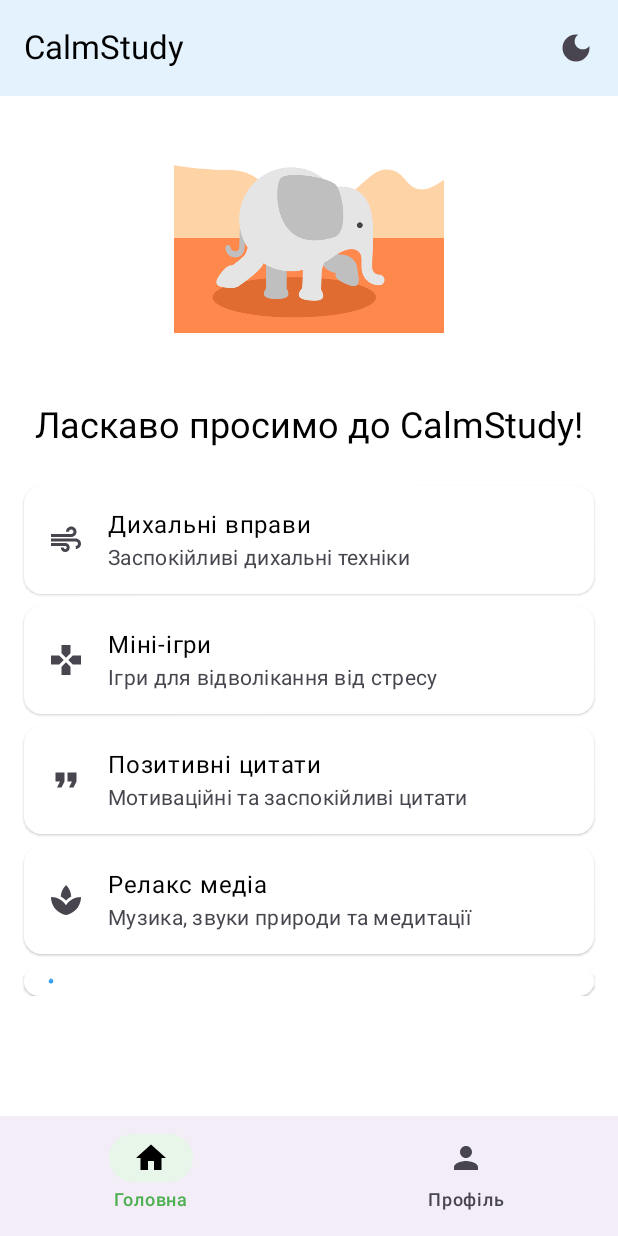
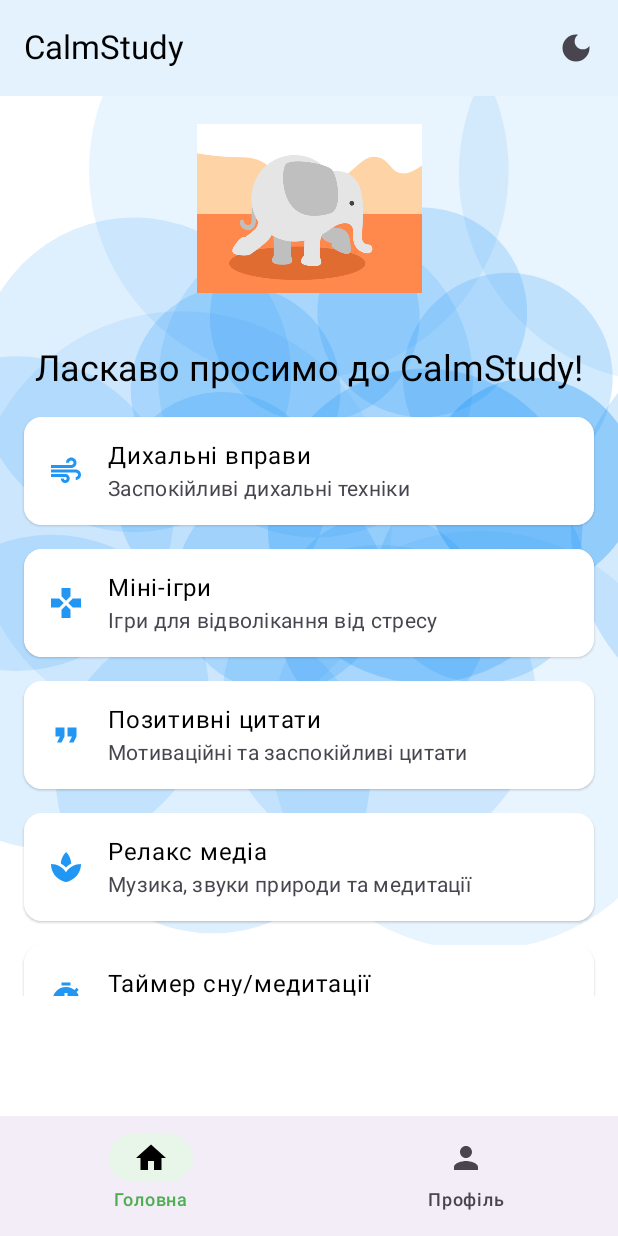
Before and after one commit to Browti/CalmStudy, an Android app built with Jetpack Compose: the screen it shows after launch (MainActivity), on a phone screen of 412 x 824 dp. Run offline under Robolectric (Android 15) with nearby library versions, the phone set to English and light mode, and no system bars; libraries missing offline, so code that uses them is left out: coil.decode; 1 statement that could not run was skipped.

Commit message:
animated background

```diff
--- /dev/null
+++ b/app/src/main/java/com/example/calmstudy/ui/components/AnimatedBackground.kt
@@ -0,0 +1,104 @@
+package coe.example.calmstudy.ui.components
+
+import androidx.compose.animation.core.*
+import androidx.compose.foundation.Canvas
+import androidx.compose.foundation.layout.fillMaxSize
+import androidx.compose.runtime.Composable
+import androidx.compose.runtime.getValue
+import androidx.compose.ui.Modifier
+import androidx.compose.ui.geometry.Offset
+import androidx.compose.ui.graphics.Color
+import androidx.compose.ui.graphics.drawscope.rotate
+import androidx.compose.ui.graphics.drawscope.translate
+import kotlin.math.cos
+import kotlin.math.sin
+
+@Composable
+fun AnimatedBackground(
+    modifier: Modifier = Modifier,
+    primaryColor: Color = Color(0xFFF8F0FF), // світло-фіолетовий
+    secondaryColor: Color = Color(0xFF9575CD) // лавандовий
+) {
+    val infiniteTransition = rememberInfiniteTransition()
+
+    val rotation by infiniteTransition.animateFloat(
+        initialValue = 0f,
+        targetValue = 360f,
+        animationSpec = infiniteRepeatable(
+            animation = tween(90000, easing = LinearEasing) // Дуже повільне обертання
+        )
+    )
+
+    val scale by infiniteTransition.animateFloat(
+        initialValue = 0.95f,
+        targetValue = 1.05f,
+        animationSpec = infiniteRepeatable(
+            animation = tween(8000, easing = FastOutSlowInEasing),
+            repeatMode = RepeatMode.Reverse
+        )
+    )
+
+    Canvas(modifier = modifier.fillMaxSize()) {
+        val width = size.width
+        val height = size.height
+        val centerX = width / 2
+        val centerY = height / 2
+
+        // Малюємо градієнтний фон
+        drawRect(
+            color = primaryColor,
+            size = size
+        )
+
+        // Малюємо декілька шарів анімованих елементів
+        translate(centerX, centerY) {
+            // Перший шар - великі кола
+            rotate(rotation * 0.5f) { // Повільніше обертання
+                for (i in 0..5) {
+                    val angle = i * 72f
+                    val radius = 300f * scale
+                    val x = radius * cos(Math.toRadians(angle.toDouble())).toFloat()
+                    val y = radius * sin(Math.toRadians(angle.toDouble())).toFloat()
+
+                    drawCircle(
+                        color = secondaryColor.copy(alpha = 0.1f),
+                        radius = 200f * scale,
+                        center = Offset(x, y)
+                    )
+                }
+            }
+
+            // Другий шар - менші кола
+            rotate(-rotation * 0.3f) { // Обертання в протилежному напрямку
+                for (i in 0..7) {
+                    val angle = i * 51.4f
+                    val radius = 200f * scale
+                    val x = radius * cos(Math.toRadians(angle.toDouble())).toFloat()
+                    val y = radius * sin(Math.toRadians(angle.toDouble())).toFloat()
+
+                    drawCircle(
+                        color = secondaryColor.copy(alpha = 0.15f),
+                        radius = 150f * scale,
+                        center = Offset(x, y)
+                    )
+                }
+            }
+
+            // Третій шар - найменші кола
+            rotate(rotation * 0.2f) { // Ще повільніше обертання
+                for (i in 0..9) {
+                    val angle = i * 40f
+                    val radius = 150f * scale
+                    val x = radius * cos(Math.toRadians(angle.toDouble())).toFloat()
+                    val y = radius * sin(Math.toRadians(angle.toDouble())).toFloat()
+
+                    drawCircle(
+                        color = secondaryColor.copy(alpha = 0.2f),
+                        radius = 100f * scale,
+                        center = Offset(x, y)
+                    )
+                }
+            }
+        }
+    }
+}
--- a/app/src/main/java/com/example/calmstudy/ui/screens/HomeScreen.kt
+++ b/app/src/main/java/com/example/calmstudy/ui/screens/HomeScreen.kt
@@ -2,6 +2,8 @@ package com.example.calmstudy.ui.screens
 
 import androidx.compose.foundation.layout.*
 import androidx.compose.foundation.clickable
+import androidx.compose.foundation.rememberScrollState
+import androidx.compose.foundation.verticalScroll
 import androidx.compose.material.icons.Icons
 import androidx.compose.material.icons.filled.*
 import androidx.compose.material3.*
@@ -21,6 +23,7 @@ import coil.request.ImageRequest
 import coil.size.Size
 import com.example.calmstudy.R
 import com.example.calmstudy.ui.theme.ThemeViewModel
+import coe.example.calmstudy.ui.components.AnimatedBackground
 
 @OptIn(ExperimentalMaterial3Api::class)
 @Composable
@@ -37,8 +40,19 @@ fun HomeScreen(
 
     val isDarkMode by themeViewModel.isDarkMode.collectAsState()
 
-    Scaffold(
-        topBar = {
+    Box(modifier = Modifier.fillMaxSize()) {
+        // Анімований фон першим, щоб був позаду
+        AnimatedBackground(
+            modifier = Modifier.fillMaxSize(),
+            primaryColor = MaterialTheme.colorScheme.background,
+            secondaryColor = MaterialTheme.colorScheme.primary.copy(alpha = 0.1f)
+        )
+
+        // Основний контент поверх фону
+        Column(
+            modifier = Modifier.fillMaxSize()
+        ) {
+            // TopAppBar
             TopAppBar(
                 title = { Text("CalmStudy") },
                 colors = TopAppBarDefaults.topAppBarColors(
@@ -53,15 +67,15 @@ fun HomeScreen(
                     }
                 }
             )
-        }
-    ) { paddingValues ->
+
+            // Основний контент
             Column(
                 modifier = Modifier
                     .fillMaxSize()
-                .padding(paddingValues)
-                .padding(horizontal = 16.dp),
+                    .padding(horizontal = 16.dp)
+                    .verticalScroll(rememberScrollState()),
                 horizontalAlignment = Alignment.CenterHorizontally,
-            verticalArrangement = Arrangement.spacedBy(8.dp)
+                verticalArrangement = Arrangement.spacedBy(16.dp)
             ) {
                 // GIF слона
                 AsyncImage(
@@ -71,10 +85,8 @@ fun HomeScreen(
                         .build(),
                     contentDescription = "Анімація слона",
                     imageLoader = imageLoader,
-                modifier = Modifier.size(180.dp)
+                    modifier = Modifier.size(150.dp)
                 )
-
-            Spacer(modifier = Modifier.height(8.dp))
 
                 Text(
                     text = "Ласкаво просимо до CalmStudy!",
@@ -82,8 +94,7 @@ fun HomeScreen(
                     textAlign = TextAlign.Center
                 )
 
-            Spacer(modifier = Modifier.height(8.dp))
-
+                // Картки з функціоналом
                 ElevatedCard(
                     onClick = { navController.navigate("breathing") },
                     modifier = Modifier.fillMaxWidth()
@@ -91,7 +102,13 @@ fun HomeScreen(
                     ListItem(
                         headlineContent = { Text("Дихальні вправи") },
                         supportingContent = { Text("Заспокійливі дихальні техніки") },
-                    leadingContent = { Icon(Icons.Default.Air, contentDescription = null) }
+                        leadingContent = {
+                            Icon(
+                                imageVector = Icons.Default.Air,
+                                contentDescription = null,
+                                tint = MaterialTheme.colorScheme.primary
+                            )
+                        }
                     )
                 }
 
@@ -102,7 +119,13 @@ fun HomeScreen(
                     ListItem(
                         headlineContent = { Text("Міні-ігри") },
                         supportingContent = { Text("Ігри для відволікання від стресу") },
-                    leadingContent = { Icon(Icons.Default.Games, contentDescription = null) }
+                        leadingContent = {
+                            Icon(
+                                imageVector = Icons.Default.Games,
+                                contentDescription = null,
+                                tint = MaterialTheme.colorScheme.primary
+                            )
+                        }
                     )
                 }
 
@@ -113,7 +136,13 @@ fun HomeScreen(
                     ListItem(
                         headlineContent = { Text("Позитивні цитати") },
                         supportingContent = { Text("Мотиваційні та заспокійливі цитати") },
-                    leadingContent = { Icon(Icons.Default.FormatQuote, contentDescription = null) }
+                        leadingContent = {
+                            Icon(
+                                imageVector = Icons.Default.FormatQuote,
+                                contentDescription = null,
+                                tint = MaterialTheme.colorScheme.primary
+                            )
+                        }
                     )
                 }
 
@@ -124,7 +153,13 @@ fun HomeScreen(
                     ListItem(
                         headlineContent = { Text("Релакс медіа") },
                         supportingContent = { Text("Музика, звуки природи та медитації") },
-                    leadingContent = { Icon(Icons.Default.Spa, contentDescription = null) }
+                        leadingContent = {
+                            Icon(
+                                imageVector = Icons.Default.Spa,
+                                contentDescription = null,
+                                tint = MaterialTheme.colorScheme.primary
+                            )
+                        }
                     )
                 }
 
@@ -144,6 +179,10 @@ fun HomeScreen(
                         }
                     )
                 }
+
+                // Додаємо відступ внизу для кращого вигляду при прокрутці
+                Spacer(modifier = Modifier.height(16.dp))
             }
         }
     }
+}
```
Also changed, not shown: app/src/main/java/com/example/calmstudy/ui/screens/MiniGamesScreen.kt (indentation only). Lines whose indentation alone changed are shown as unchanged.
